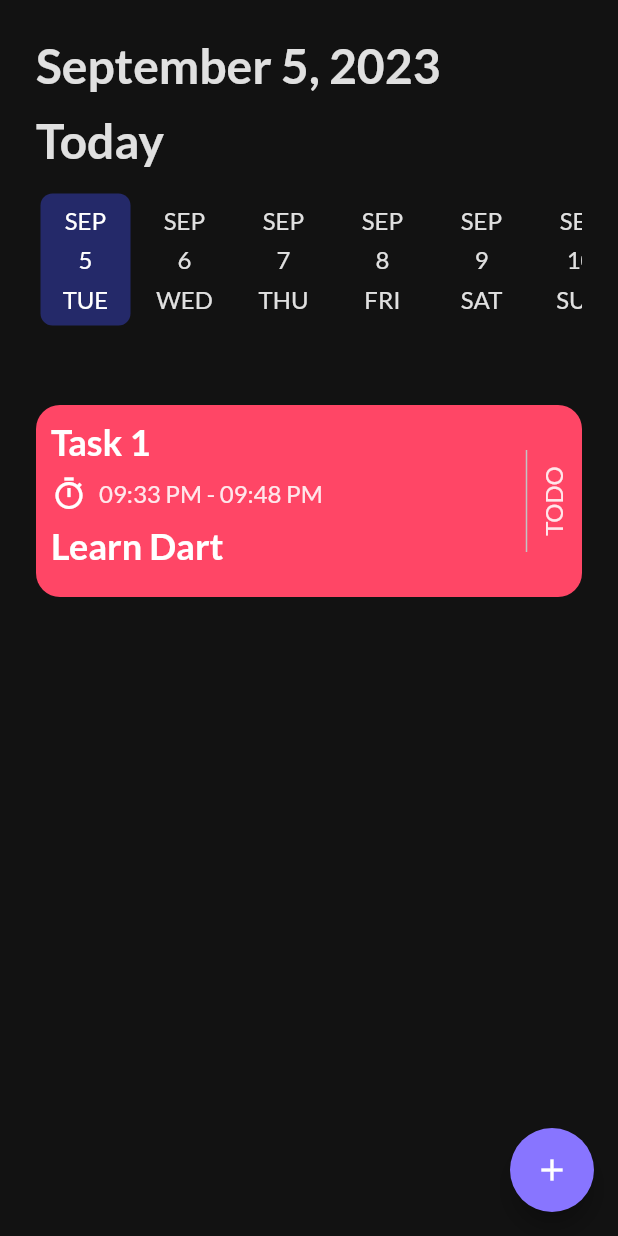
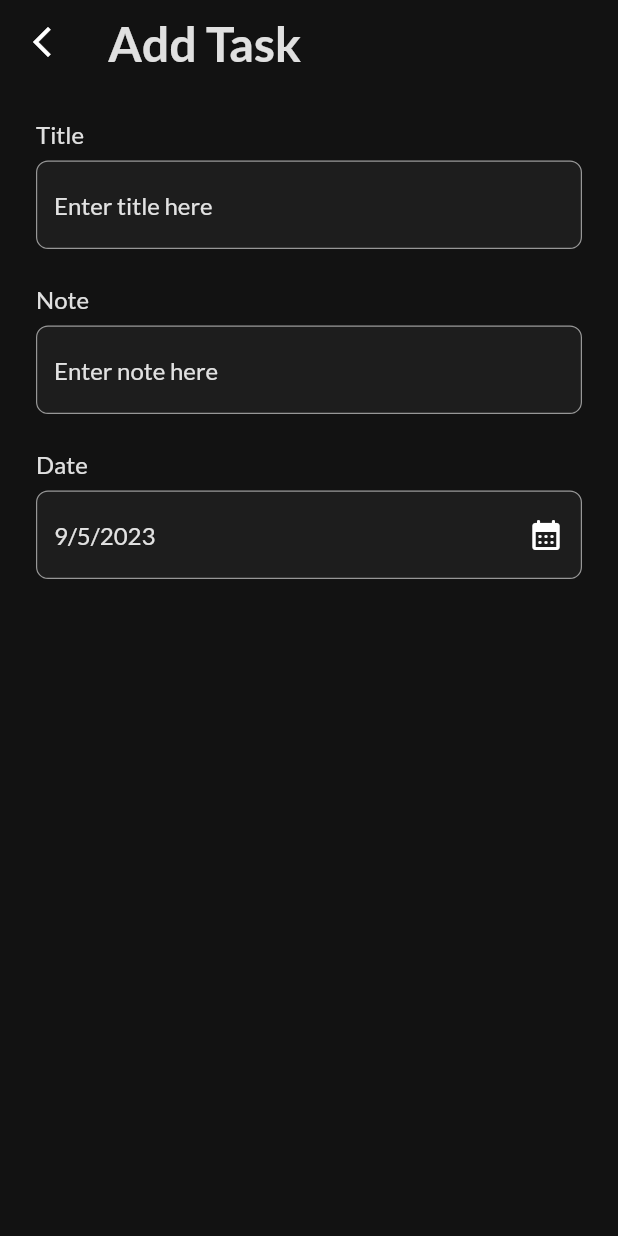
Before and after one commit to eng-muhammedabdulrahman/to_do_app, a Flutter app: the HomeScreen screen opened directly, after a tap on the "add" icon, on a phone screen of 412 x 824 dp. Run offline on Flutter 3.47's test engine with Material 2 defaults, Android fonts, the phone set to English and light mode, and no system bars; drawn by our look-alikes of date_picker_timeline; our stand-ins replace get_it, google_fonts, shared_preferences, smooth_page_indicator; accounts and stored records are empty.

Commit message:
addTaskScreen

```diff
--- a/lib/core/commons/commons.dart
+++ b/lib/core/commons/commons.dart
@@ -1,7 +1,7 @@
 import 'package:flutter/material.dart';
 
 void navigate({required BuildContext context, required Widget screen}) {
-  Navigator.pushReplacement(
+  Navigator.push(
     context,
     MaterialPageRoute(builder: (_) => screen),
   );
--- a/lib/core/theme/theme.dart
+++ b/lib/core/theme/theme.dart
@@ -1,6 +1,7 @@
 import 'package:flutter/material.dart';
 import 'package:google_fonts/google_fonts.dart';
 import 'package:to_do_app/core/utils/app_colors.dart';
+
 
 ThemeData getAppTheme() {
   return ThemeData(
@@ -27,8 +28,7 @@ ThemeData getAppTheme() {
             color: AppColors.white,
             fontWeight: FontWeight.w700,
             fontSize: 24,
-            fontStyle: FontStyle.normal
-          ),
+            fontStyle: FontStyle.normal),
         displaySmall: GoogleFonts.lato(
           color: AppColors.white,
           fontWeight: FontWeight.w400,
@@ -39,5 +39,26 @@ ThemeData getAppTheme() {
         style: ElevatedButton.styleFrom(
             backgroundColor: AppColors.primary,
             shape: RoundedRectangleBorder(
-                  borderRadius: BorderRadius.circular(8)))));
+                borderRadius: BorderRadius.circular(8)))),
+    inputDecorationTheme: InputDecorationTheme(
+      // enabled border
+      enabledBorder: OutlineInputBorder(
+        borderRadius: BorderRadius.circular(8),
+        borderSide: const BorderSide (width: 0.8, color:AppColors.grey),
+      ),
+      // focused border
+      focusedBorder: OutlineInputBorder(
+        borderRadius: BorderRadius.circular(8),
+        borderSide: const BorderSide (width: 0.8, color:AppColors.grey),
+      ),
+      // hint
+      hintStyle: GoogleFonts.lato(
+        color: AppColors.white.withOpacity(.87),
+        fontWeight: FontWeight.normal,
+        fontSize: 16,
+      ),
+      // fill color
+      fillColor: AppColors.lightBlack, filled: true,
+    ),
+  );
 }
--- a/lib/core/utils/app_colors.dart
+++ b/lib/core/utils/app_colors.dart
@@ -14,4 +14,5 @@ class AppColors {
   static const Color deepGrey = Color(0xff424242);
   static const Color selectDate = Color(0xff242969);
   static const Color line = Color(0xffC4C4C4);
+  static const Color lightBlack = Color(0xff1D1D1D);
 }
--- a/lib/features/auth/presentation/screens/on_boarding_screen/on_boarding_screen.dart
+++ b/lib/features/auth/presentation/screens/on_boarding_screen/on_boarding_screen.dart
@@ -8,7 +8,7 @@ import 'package:to_do_app/core/utils/app_strings.dart';
 import 'package:to_do_app/core/widgets/custom_button.dart';
 import 'package:to_do_app/core/widgets/custom_text_button.dart';
 import 'package:to_do_app/features/auth/data/model/on_boarding_model.dart';
-import 'package:to_do_app/features/task/presentation/screens/home_screen.dart';
+import 'package:to_do_app/features/task/presentation/screens/home_screen/home_screen.dart';
 
 class OnBoardingScreen extends StatefulWidget {
   const OnBoardingScreen({super.key});
--- a/lib/features/auth/presentation/screens/splash_screen/splash_screen.dart
+++ b/lib/features/auth/presentation/screens/splash_screen/splash_screen.dart
@@ -6,7 +6,7 @@ import 'package:to_do_app/core/utils/app_assets.dart';
 import 'package:to_do_app/core/utils/app_colors.dart';
 import 'package:to_do_app/core/utils/app_strings.dart';
 import 'package:to_do_app/features/auth/presentation/screens/on_boarding_screen/on_boarding_screen.dart';
-import 'package:to_do_app/features/task/presentation/screens/home_screen.dart';
+import 'package:to_do_app/features/task/presentation/screens/home_screen/home_screen.dart';
 
 class SplashScreen extends StatefulWidget {
   const SplashScreen({super.key});
--- /dev/null
+++ b/lib/features/task/presentation/components/add_task_component.dart
@@ -0,0 +1,36 @@
+import 'package:flutter/material.dart';
+
+class AddTaskComponent extends StatelessWidget {
+  const AddTaskComponent({
+    super.key,
+    required this.title,
+    required this.hintText,
+    this.controller,
+    this.suffixIcon,
+    this.readOnly = false,
+  });
+  final String title;
+  final String hintText;
+  final TextEditingController? controller;
+  final IconButton? suffixIcon;
+  final bool readOnly;
+  @override
+  Widget build(BuildContext context) {
+    return Column(crossAxisAlignment: CrossAxisAlignment.start, children: [
+      Text(
+        title,
+        style: Theme.of(context).textTheme.displayMedium,
+      ),
+      const SizedBox(height: 8),
+      TextFormField(
+        readOnly: readOnly,
+        controller: controller,
+        decoration: InputDecoration(
+          // hint
+          hintText: hintText,
+          suffixIcon: suffixIcon,
+        ),
+      ),
+    ]);
+  }
+}
--- /dev/null
+++ b/lib/features/task/presentation/screens/add_task_screen/add_task_screen.dart
@@ -0,0 +1,85 @@
+import 'package:flutter/material.dart';
+import 'package:intl/intl.dart';
+import 'package:to_do_app/core/utils/app_colors.dart';
+import 'package:to_do_app/core/utils/app_strings.dart';
+import 'package:to_do_app/features/task/presentation/components/add_task_component.dart';
+
+class AddTaskScreen extends StatefulWidget {
+  const AddTaskScreen({super.key});
+
+  @override
+  State<AddTaskScreen> createState() => _AddTaskScreenState();
+}
+
+class _AddTaskScreenState extends State<AddTaskScreen> {
+  TextEditingController titleController = TextEditingController();
+
+  TextEditingController noteController = TextEditingController();
+
+  DateTime currentDate = DateTime.now();
+
+  @override
+  Widget build(BuildContext context) {
+    return Scaffold(
+      appBar: AppBar(
+        automaticallyImplyLeading: false,
+        elevation: 0.0,
+        centerTitle: false,
+        leading: IconButton(
+          onPressed: () {
+            Navigator.pop(context);
+          },
+          icon: const Icon(Icons.arrow_back_ios_new_outlined),
+        ),
+        title: Text(
+          AppStrings.addTask,
+          style: Theme.of(context).textTheme.displayLarge,
+        ),
+      ),
+      body: Padding(
+        padding: const EdgeInsets.all(24),
+        child: Form(
+          child: Column(
+            children: [
+              // Title
+              AddTaskComponent(
+                controller: titleController,
+                title: AppStrings.title,
+                hintText: AppStrings.titleHint,
+              ),
+              // Note
+              const SizedBox(height: 24),
+              AddTaskComponent(
+                controller: noteController,
+                title: AppStrings.note,
+                hintText: AppStrings.noteHint,
+              ),
+              // Date
+              const SizedBox(height: 24),
+              AddTaskComponent(
+                title: AppStrings.date,
+                hintText: DateFormat.yMd().format(currentDate),
+                suffixIcon: IconButton(
+                  onPressed: () async {
+                    DateTime? pickedDate = await showDatePicker(
+                      context: context,
+                      initialDate: DateTime.now(),
+                      firstDate: DateTime.now(),
+                      lastDate: DateTime(2030),
+                    );
+                    setState(() {
+                      currentDate = pickedDate!;
+                    });
+                  },
+                  icon: const Icon(Icons.calendar_month_rounded),
+                  color: AppColors.white,
+                ),
+                readOnly: true,
+              ),
+            ],
+          ),
+        ),
+      ),
+    );
+  }
+}
--- a/lib/features/task/presentation/screens/home_screen.dart
+++ b/lib/features/task/presentation/screens/home_screen/home_screen.dart
@@ -1,10 +1,12 @@
 import 'package:date_picker_timeline/date_picker_widget.dart';
 import 'package:flutter/material.dart';
 import 'package:intl/intl.dart';
+import 'package:to_do_app/core/commons/commons.dart';
 import 'package:to_do_app/core/utils/app_assets.dart';
 import 'package:to_do_app/core/utils/app_colors.dart';
 import 'package:to_do_app/core/utils/app_strings.dart';
 import 'package:to_do_app/core/widgets/custom_button.dart';
+import 'package:to_do_app/features/task/presentation/screens/add_task_screen/add_task_screen.dart';
 
 class HomeScreen extends StatelessWidget {
   const HomeScreen({super.key});
@@ -66,8 +68,7 @@ class HomeScreen extends StatelessWidget {
                           padding: const EdgeInsets.all(24),
                           height: 240,
                           color: AppColors.deepGrey,
-                          child: Column(
-                            children: [
+                          child: Column(children: [
                             // Task Completed
                             SizedBox(
                               height: 48,
@@ -78,7 +79,9 @@ class HomeScreen extends StatelessWidget {
                               ),
                             ),
                             // deleteTask
-                            const SizedBox(height: 24,),
+                            const SizedBox(
+                              height: 24,
+                            ),
                             SizedBox(
                               height: 48,
                               width: double.infinity,
@@ -89,7 +92,9 @@ class HomeScreen extends StatelessWidget {
                               ),
                             ),
                             // Task cancel
-                            const SizedBox(height: 24,),
+                            const SizedBox(
+                              height: 24,
+                            ),
                             SizedBox(
                               height: 48,
                               width: double.infinity,
@@ -108,7 +113,9 @@ class HomeScreen extends StatelessWidget {
       ),
       // FAB floatingActionButton
       floatingActionButton: FloatingActionButton(
-        onPressed: () {},
+        onPressed: () {
+          navigate(context: context, screen: AddTaskScreen());
+        },
         backgroundColor: AppColors.primary,
         child: const Icon(Icons.add),
       ),
```
Lines whose indentation alone changed are shown as unchanged.
